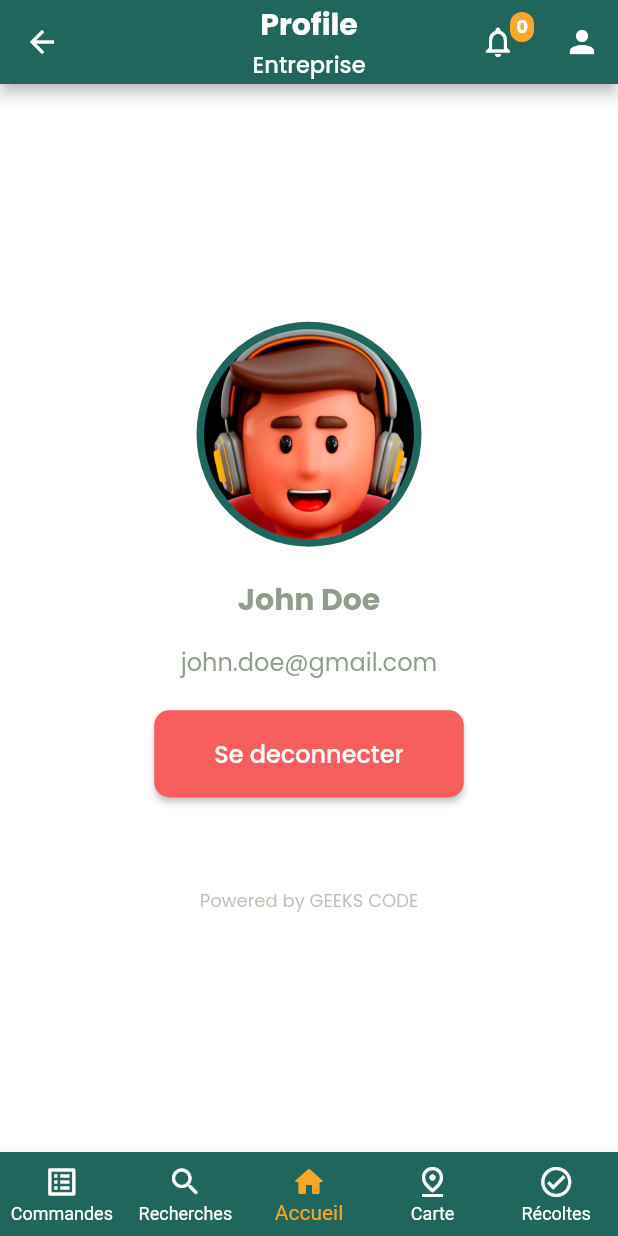
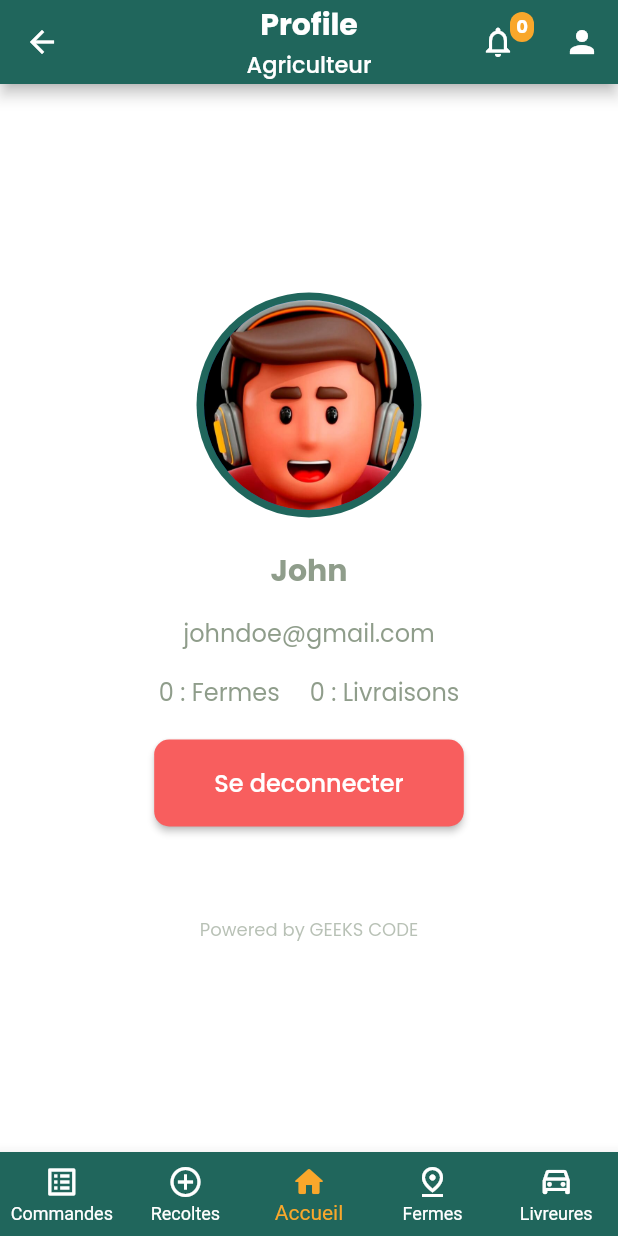
Before and after one commit to agnilondapakou/swipe_app, a Flutter app: the FarmerDriversPage screen opened by its route, after a tap on the "person outline" icon, on a phone screen of 412 x 824 dp. Run offline on Flutter 3.47's test engine with Material 2 defaults, Android fonts, the phone set to English and light mode, and no system bars; our stand-ins replace flutter_spinkit, google_fonts, hexcolor.

Commit message:
Implement farmer profile page

```diff
--- a/lib/main.dart
+++ b/lib/main.dart
@@ -1,6 +1,7 @@
 import 'package:flutter/material.dart';
 import 'package:swipe_app/screens/carte/carte_page.dart';
 import 'package:swipe_app/screens/drivers/farmer_drivers_page.dart';
+import 'package:swipe_app/screens/entreprise/farmer_profile_page.dart';
 import 'package:swipe_app/screens/entreprise/profile_page.dart';
 import 'package:swipe_app/screens/fermes/fermes_pages.dart';
 import 'package:swipe_app/screens/home/entreprise/home_page.dart';
@@ -49,6 +50,11 @@ class MyApp extends StatelessWidget {
         '/farmers/recoltes': (context) => const FarmerRecoltesPage(),
         '/farmers/fermes': (context) => const FermePage(),
         '/farmers/drivers': (context) => const FarmerDriversPage(),
+        '/farmers/profile': (context) => FarmerProfilePage(
+            username: "John",
+            usermail: "johndoe@gmail.com",
+            delivery_count: 0,
+            fermes_count: 0),
       },
     );
   }
--- a/lib/screens/drivers/farmer_drivers_page.dart
+++ b/lib/screens/drivers/farmer_drivers_page.dart
@@ -29,7 +29,7 @@ class _FarmerDriversPageState extends State<FarmerDriversPage> {
         notification_counter: '0',
       ),
       bottomNavigationBar: FarmerNavBarWidget(
-        selectedIndex: 1,
+        selectedIndex: 4,
       ),
       body: Padding(
         padding: const EdgeInsets.all(15),
--- /dev/null
+++ b/lib/screens/entreprise/farmer_profile_page.dart
@@ -0,0 +1,129 @@
+// ignore_for_file: non_constant_identifier_names
+
+import 'package:flutter/material.dart';
+import 'package:google_fonts/google_fonts.dart';
+import 'package:swipe_app/utils/constants.dart';
+
+import '../../widgets/entreprise/profile_image_widget.dart';
+import '../../widgets/farmers/farmer_nav_bar_widget.dart';
+import '../../widgets/farmers/farmer_top_bar_widget.dart';
+
+// ignore: must_be_immutable
+class FarmerProfilePage extends StatelessWidget {
+  String username;
+  String usermail;
+  int fermes_count;
+  int delivery_count;
+  FarmerProfilePage(
+      {required this.username, required this.usermail, required this.delivery_count, required this.fermes_count, super.key});
+
+  @override
+  Widget build(BuildContext context) {
+    return Scaffold(
+      appBar: const FarmerTopBarWidget(
+        automaticallyImplyLeading: true,
+        title: 'Profile',
+        sub_title: 'Agriculteur',
+        notification_icon: Icon(Icons.notifications_outlined),
+        profile_icon: Icon(Icons.person),
+        notification_counter: '0',
+      ),
+      bottomNavigationBar: FarmerNavBarWidget(
+        selectedIndex: 2,
+      ),
+      body: Scaffold(
+        backgroundColor: GlobalColors.whiteColor,
+        body: Center(
+          child: Column(
+            mainAxisAlignment: MainAxisAlignment.center,
+            // crossAxisAlignment: CrossAxisAlignment.center,
+            children: [
+              ProfileImageWidget(
+                  profile_image: Image.asset('assets/images/profile.jpg')),
+              const SizedBox(height: 20),
+              Text(
+                username,
+                style: GoogleFonts.poppins(
+                  fontSize: 20,
+                  fontWeight: FontWeight.bold,
+                  color: GlobalColors.textColor,
+                ),
+              ),
+              const SizedBox(height: 15),
+              Text(
+                usermail,
+                style: GoogleFonts.poppins(
+                  fontSize: 16,
+                  color: GlobalColors.textColor,
+                ),
+              ),
+              const SizedBox(height: 15),
+              Row(
+                mainAxisAlignment: MainAxisAlignment.center,
+                children: [
+                  Text(
+                    fermes_count.toString(),
+                    style: GoogleFonts.poppins(
+                      fontSize: 16,
+                      color: GlobalColors.textColor,
+                    ),
+                  ),
+                  Text(
+                    " : Fermes",
+                    style: GoogleFonts.poppins(
+                      fontSize: 16,
+                      color: GlobalColors.textColor,
+                    ),
+                  ),
+                  const SizedBox(width: 20),
+                  Text(
+                    delivery_count.toString(),
+                    style: GoogleFonts.poppins(
+                      fontSize: 16,
+                      color: GlobalColors.textColor,
+                    ),
+                  ),
+                  Text(
+                    " : Livraisons",
+                    style: GoogleFonts.poppins(
+                      fontSize: 16,
+                      color: GlobalColors.textColor,
+                    ),
+                  ),
+                ],
+              ),
+              const SizedBox(height: 20),
+              ElevatedButton(
+                onPressed: () {
+                  Navigator.pushNamed(context, '/login');
+                },
+                style: ElevatedButton.styleFrom(
+                  backgroundColor: GlobalColors.logoutColor,
+                  shape: RoundedRectangleBorder(
+                    borderRadius: BorderRadius.circular(10),
+                  ),
+                  padding:
+                      const EdgeInsets.symmetric(horizontal: 40, vertical: 17),
+                ),
+                child: Text(
+                  'Se deconnecter',
+                  style: GoogleFonts.poppins(
+                    fontSize: 16,
+                  ),
+                ),
+              ),
+              const SizedBox(height: 60),
+              Text(
+                'Powered by GEEKS CODE',
+                style: GoogleFonts.poppins(
+                  fontSize: 12,
+                  color: const Color.fromARGB(101, 77, 99, 70),
+                ),
+              ),
+            ],
+          ),
+        ),
+      ),
+    );
+  }
+}
--- a/lib/widgets/farmers/farmer_top_bar_widget.dart
+++ b/lib/widgets/farmers/farmer_top_bar_widget.dart
@@ -2,7 +2,8 @@ import 'package:flutter/material.dart';
 import 'package:google_fonts/google_fonts.dart';
 import 'package:swipe_app/utils/constants.dart';
 
-class FarmerTopBarWidget extends StatelessWidget implements PreferredSizeWidget {
+class FarmerTopBarWidget extends StatelessWidget
+    implements PreferredSizeWidget {
   final String title;
   // ignore: non_constant_identifier_names
   final String sub_title;
@@ -99,7 +100,7 @@ class FarmerTopBarWidget extends StatelessWidget implements PreferredSizeWidget
         IconButton(
           icon: profile_icon,
           onPressed: () {
-            Navigator.pushNamed(context, '/profile');
+            Navigator.pushNamed(context, '/farmers/profile');
           },
         ),
       ],
```
